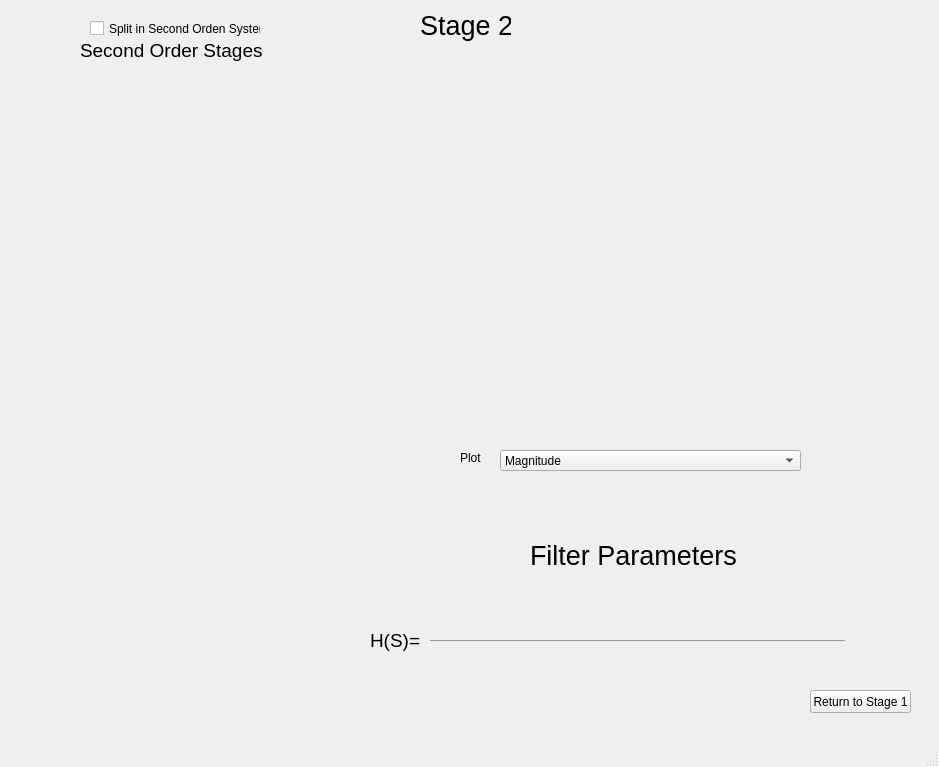
Above: TP4/Ejercicio1-FilterTool/filterTool/designer/filterToolWindow.ui from benjacarlos/TC-Grupo6 before the change. Below: the same form after it.
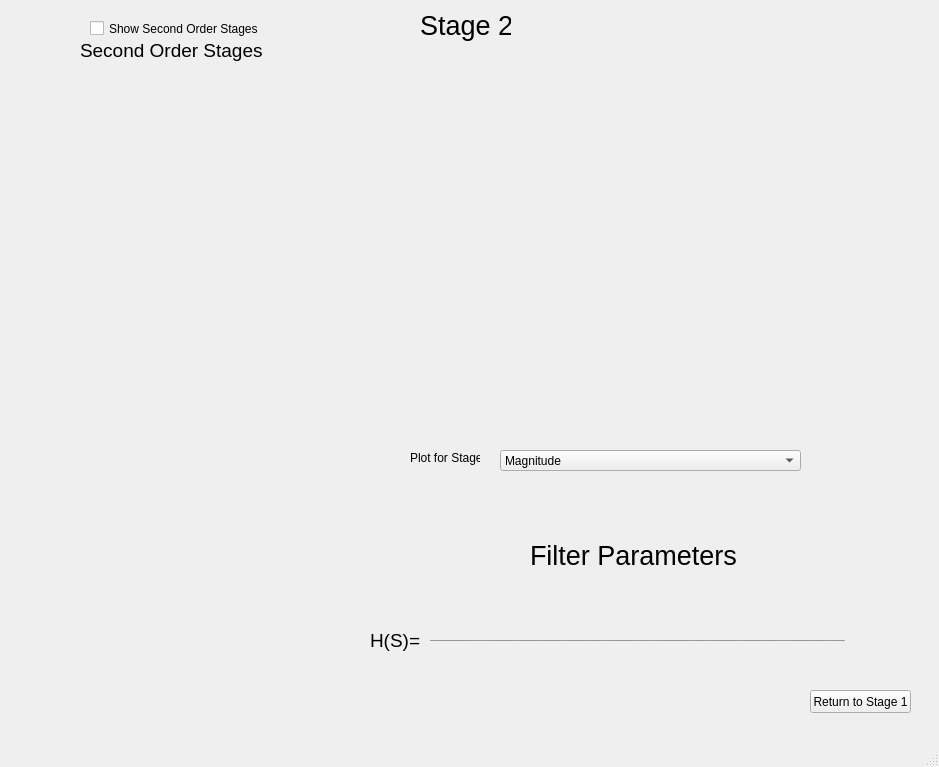
That is the form after the change. The open tabs and pages were chosen to show the change. Custom widgets are drawn as their Qt base class.

Commit message:
hasta ahora bastante aceptable
Muy piola

The edit to the form file:
```diff
--- a/TP4/Ejercicio1-FilterTool/filterTool/designer/filterToolWindow.ui
+++ b/TP4/Ejercicio1-FilterTool/filterTool/designer/filterToolWindow.ui
@@ -2840,19 +2840,6 @@
        </property>
       </item>
      </widget>
-     <widget class="QLabel" name="plotTypeOptionLabel_2">
-      <property name="geometry">
-       <rect>
-        <x>450</x>
-        <y>440</y>
-        <width>31</width>
-        <height>16</height>
-       </rect>
-      </property>
-      <property name="text">
-       <string>Plot</string>
-      </property>
-     </widget>
      <widget class="QLabel" name="hsLabelNum_4">
       <property name="geometry">
        <rect>
@@ -3295,7 +3282,7 @@
        </rect>
       </property>
       <property name="text">
-       <string>Split in Second Orden System</string>
+       <string>Show Second Order Stages</string>
       </property>
      </widget>
      <widget class="QStackedWidget" name="showPlotTemplate">
@@ -3327,6 +3314,49 @@
        </widget>
       </widget>
      </widget>
+     <widget class="QStackedWidget" name="showTypeOfOptions">
+      <property name="geometry">
+       <rect>
+        <x>350</x>
+        <y>440</y>
+        <width>120</width>
+        <height>21</height>
+       </rect>
+      </property>
+      <property name="currentIndex">
+       <number>0</number>
+      </property>
+      <widget class="QWidget" name="showForAll">
+       <widget class="QLabel" name="plotTypeOptionLabel_2">
+        <property name="geometry">
+         <rect>
+          <x>100</x>
+          <y>0</y>
+          <width>21</width>
+          <height>16</height>
+         </rect>
+        </property>
+        <property name="text">
+         <string>Plot</string>
+        </property>
+       </widget>
+      </widget>
+      <widget class="QWidget" name="showForSome">
+       <widget class="QLabel" name="label_26">
+        <property name="geometry">
+         <rect>
+          <x>50</x>
+          <y>-2</y>
+          <width>71</width>
+          <height>20</height>
+         </rect>
+        </property>
+        <property name="text">
+         <string>Plot for Stages</string>
+        </property>
+       </widget>
+      </widget>
+     </widget>
     </widget>
    </widget>
   </widget>
```
The commit also changes 2 other files.
